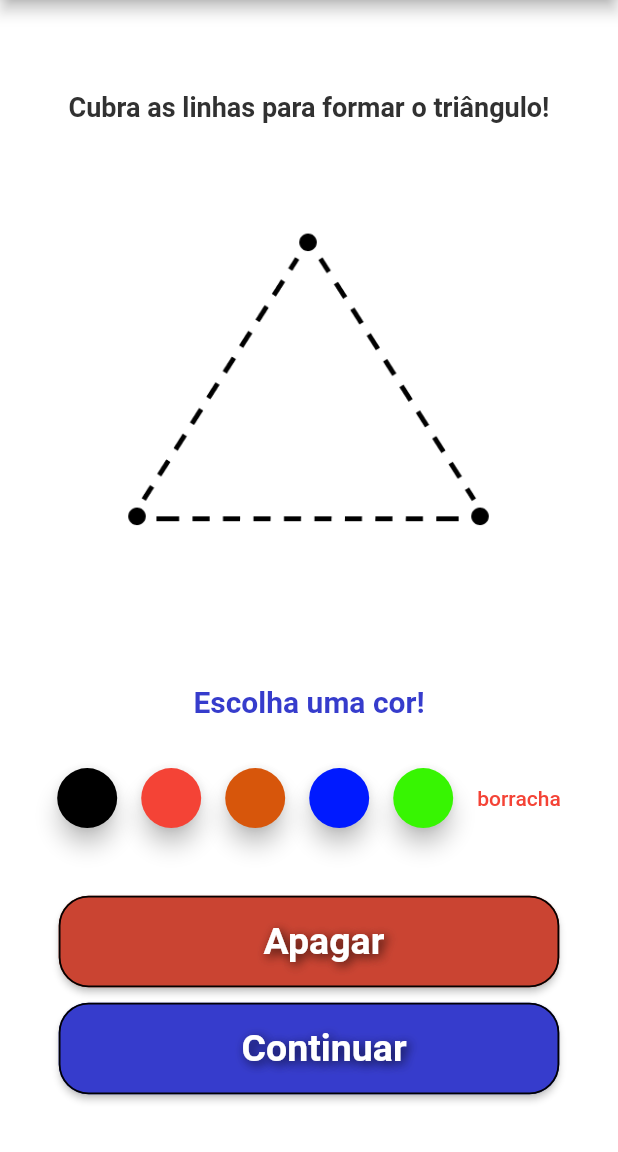
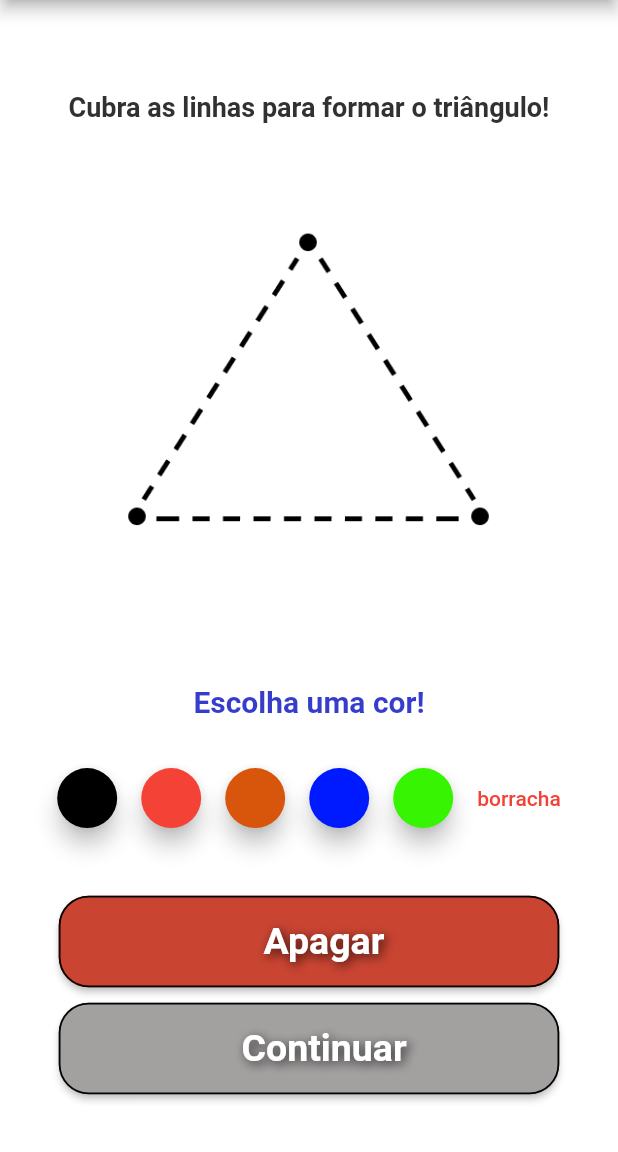
Before and after one commit to viniciusOLN/drawtism, a Flutter app: the LevelPage screen opened by its route, after a tap on an icon or button, on a phone screen of 412 x 824 dp, the part 84-1236 px from its top. Run offline on Flutter 3.47's test engine with Material 2 defaults, Android fonts, the phone set to English and light mode, and no system bars; our stand-ins replace audioplayers, bloc, flutter_bloc, get; missing offline and left inert: camera_camera, image_gallery_saver_v3.

Commit message:
adicionando trava para não avançar se não desenhar

```diff
--- a/lib/app/features/drawpage/presentation/controllers/drawing_controller.dart
+++ b/lib/app/features/drawpage/presentation/controllers/drawing_controller.dart
@@ -15,12 +15,14 @@ class DrawingPageController extends GetxController {
   int attempts = 0;
   int countUsedColors = 0;
   int limitPerLevel = 2;
+  bool isPainted = false;
   List listUsedColors = [];
   late GlobalKey keyToImage;
   String currentTextColor = "Escolha uma cor!";
   Color currentColor = Color.fromRGBO(54, 60, 204, 1);
 
   void nextDraw(BuildContext context) async {
+    changeButton(false);
     await save(keyToImage);
     if (currentDraw == limitPerLevel) {
       // ignore: use_build_context_synchronously
@@ -68,9 +70,7 @@ class DrawingPageController extends GetxController {
     update(['color']);
   }
 
-  String formatedTime(int time) {
-    return time < 10 ? '0$time' : time.toString();
-  }
+  String formatedTime(int time) => time < 10 ? '0$time' : time.toString();
 
   String getCurrentTime() {
     DateTime now = DateTime.now();
@@ -83,4 +83,9 @@ class DrawingPageController extends GetxController {
     print("tentativas: ${level.attempts}");
     print("tempo:${level.initialTime} - ${level.finalTime}");
   }
+
+  void changeButton(bool state) {
+    isPainted = state;
+    update(['nextButton']);
+  }
 }
--- a/lib/app/features/drawpage/presentation/drawing_bloc/drawing_bloc.dart
+++ b/lib/app/features/drawpage/presentation/drawing_bloc/drawing_bloc.dart
@@ -1,5 +1,7 @@
 import 'dart:async';
 import 'package:bloc/bloc.dart';
+import 'package:drawtism/app/features/drawpage/presentation/controllers/drawing_controller.dart';
+import 'package:get/get.dart';
 
 import '../widgets/drawing.dart';
 import 'drawing_event.dart';
@@ -7,6 +9,10 @@ import 'drawing_state.dart';
 
 class DrawingBloc extends Bloc<DrawingEvent, DrawingState> {
   DrawingBloc() : super(DrawingInitial(const []));
+  final controllerReference = Get.lazyPut(
+    () => DrawingPageController(),
+  );
+  final controller = Get.find<DrawingPageController>();
 
   Drawing _drawing = Drawing(canvasPaths: []);
 
@@ -15,6 +21,9 @@ class DrawingBloc extends Bloc<DrawingEvent, DrawingState> {
     DrawingEvent event,
   ) async* {
     if (event is UpdateDrawing) {
+      if (_drawing.canvasPaths.isNotEmpty) {
+        controller.changeButton(true);
+      }
       yield DrawingLoading(_drawing.canvasPaths);
       _drawing.canvasPaths.last = event.canvasPath;
       yield DrawingLoaded(_drawing.canvasPaths);
--- a/lib/app/features/drawpage/presentation/drawpage.dart
+++ b/lib/app/features/drawpage/presentation/drawpage.dart
@@ -89,7 +89,8 @@ class DrawPage extends StatelessWidget {
                       color: controllerReference.currentColor,
                     ),
                   );
-                  }),
+                },
+              ),
               SizedBox(height: width * 0.060),
               ColumnButtons(controller: controllerReference),
               SizedBox(height: width * 0.090),
@@ -111,23 +112,32 @@ class DrawPage extends StatelessWidget {
                 ],
               ),
               SizedBox(height: width * 0.025),
-              CustomContainer(
+              GetBuilder<DrawingPageController>(
+                id: 'nextButton',
+                builder: (_) {
+                  return CustomContainer(
                     width: width * 0.81,
                     children: [
                       CustomButton(
-                    onPressed: () {
+                        onPressed: controllerReference.isPainted
+                            ? () {
                                 controllerReference.infos(currentLevel);
                                 controllerReference.nextDraw(context);
                                 BlocProvider.of<DrawingBloc>(context).add(
                                   Undo(),
                                 );
                                 currentLevel.attempts = 0;
-                    },
+                              }
+                            : () {},
                         title: 'Continuar',
                         style: TextStyles.whiteTextButtonStyle,
-                    color: ColorStyle.buttonBlue,
+                        color: controllerReference.isPainted
+                            ? ColorStyle.buttonBlue
+                            : ColorStyle.buttonDisabled,
                       ),
                     ],
+                  );
+                },
               ),
             ],
           );
--- a/lib/app/global/utils/colors.dart
+++ b/lib/app/global/utils/colors.dart
@@ -4,4 +4,5 @@ class ColorStyle {
   static Color buttonWhite = const Color.fromRGBO(245, 233, 233, 1);
   static Color buttonBlue = const Color.fromRGBO(54, 60, 204, 1);
   static Color buttonRed = const Color.fromRGBO(202, 68, 50, 1);
+  static Color buttonDisabled = Color.fromARGB(255, 163, 160, 160);
 }
```
Lines whose indentation alone changed are shown as unchanged.
